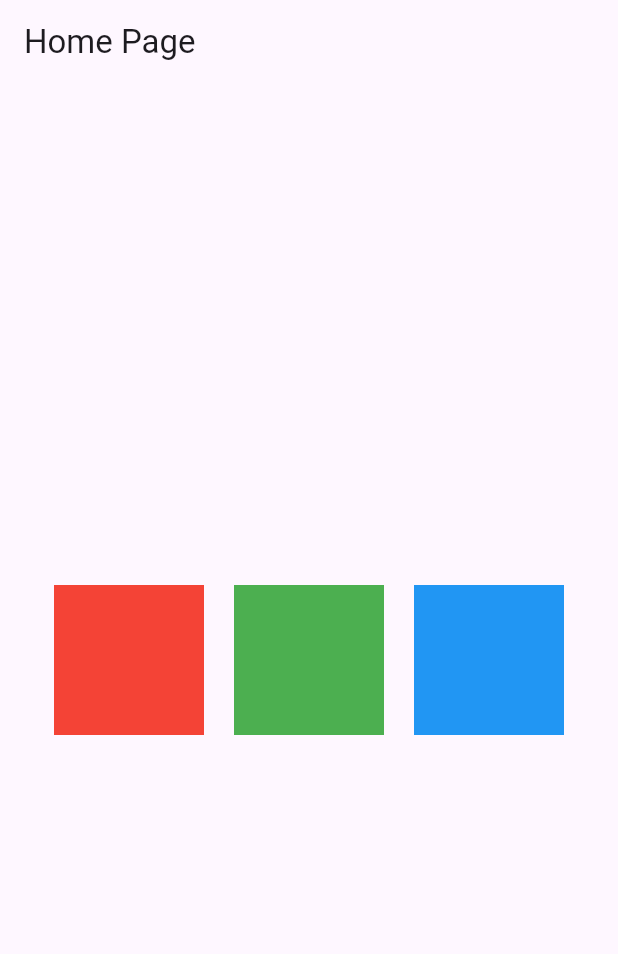
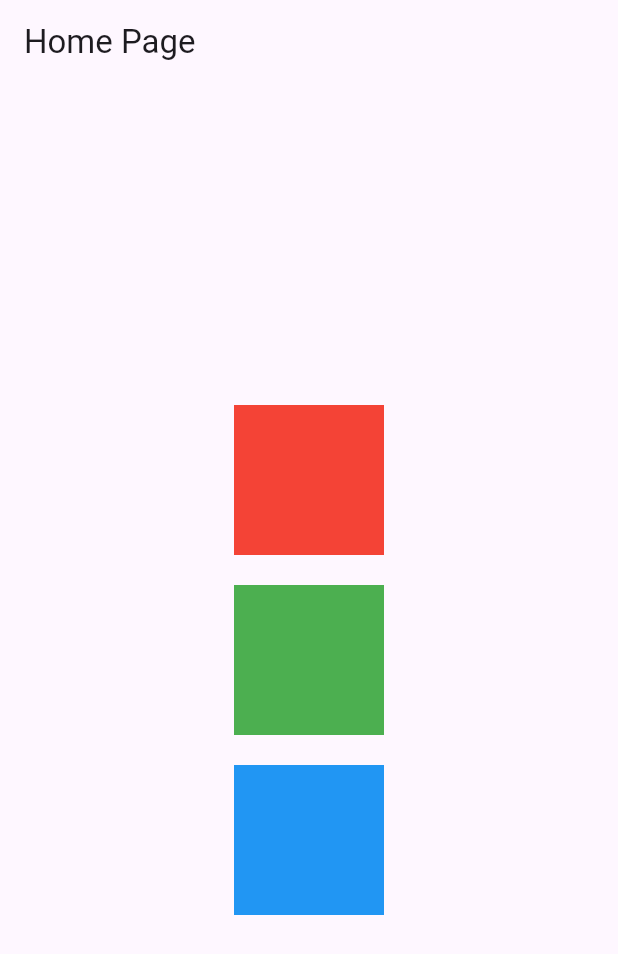
Before and after one commit to KodewithArun/Flutter-Complete-Learning---Arun, a Flutter app: the screen it shows after launch, on a phone screen of 412 x 824 dp. Shown: the top 954 px of the screen. Run offline on Flutter 3.47's test engine with Material 3 defaults, Android fonts, the phone set to English and light mode, and no system bars.

Commit message:
day 6: understand about the column widget and its properties

```diff
--- a/lib/screens/HomePage.dart
+++ b/lib/screens/HomePage.dart
@@ -10,7 +10,7 @@ class HomePage extends StatelessWidget {
         title: Text("Home Page"),
       ),
       body: Center(
-        child: Row(
+        child: Column(
           mainAxisAlignment: MainAxisAlignment.center,
           children: [
             Container(
@@ -18,13 +18,13 @@ class HomePage extends StatelessWidget {
               width: 100,
               color: Colors.red,
             ),
-            SizedBox(width: 20,),
+            SizedBox(height: 20,),
             Container(
               height: 100,
               width: 100,
               color: Colors.green,
             ),
-            SizedBox(width: 20,),
+            SizedBox(height: 20,),
             Container(
               height: 100,
               width: 100,
```
